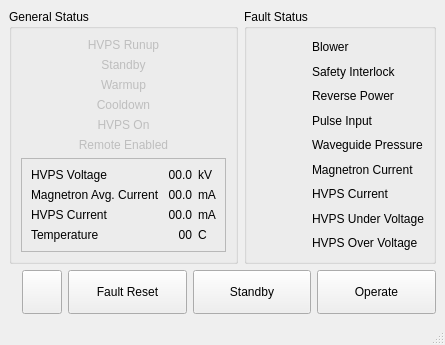
Old version of the form src/ka_xmit/KaXmitCtlMainWindow.ui in the repository NCAR/Ka-band_instrument.
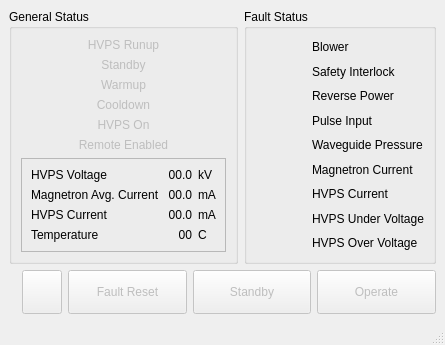
New version of the form. Icons and pictures are not drawn.

Commit message: Initialize with more stuff disabled, to be enabled after the transmitter has actually been contacted.

Diff of the .ui file:
```diff
--- a/src/ka_xmit/KaXmitCtlMainWindow.ui
+++ b/src/ka_xmit/KaXmitCtlMainWindow.ui
@@ -441,6 +441,9 @@
       </item>
       <item>
        <widget class="QPushButton" name="powerButton">
+        <property name="enabled">
+         <bool>false</bool>
+        </property>
         <property name="sizePolicy">
          <sizepolicy hsizetype="Minimum" vsizetype="Preferred">
           <horstretch>0</horstretch>
@@ -464,6 +467,9 @@
       </item>
       <item>
        <widget class="QPushButton" name="faultResetButton">
+        <property name="enabled">
+         <bool>false</bool>
+        </property>
         <property name="sizePolicy">
          <sizepolicy hsizetype="MinimumExpanding" vsizetype="Preferred">
           <horstretch>0</horstretch>
@@ -477,6 +483,9 @@
       </item>
       <item>
        <widget class="QPushButton" name="standbyButton">
+        <property name="enabled">
+         <bool>false</bool>
+        </property>
         <property name="sizePolicy">
          <sizepolicy hsizetype="MinimumExpanding" vsizetype="Preferred">
           <horstretch>0</horstretch>
@@ -490,6 +499,9 @@
       </item>
       <item>
        <widget class="QPushButton" name="operateButton">
+        <property name="enabled">
+         <bool>false</bool>
+        </property>
         <property name="sizePolicy">
          <sizepolicy hsizetype="MinimumExpanding" vsizetype="Preferred">
           <horstretch>0</horstretch>
```
Left out of the diff: 18 changed lines with no effect on the pictures.
